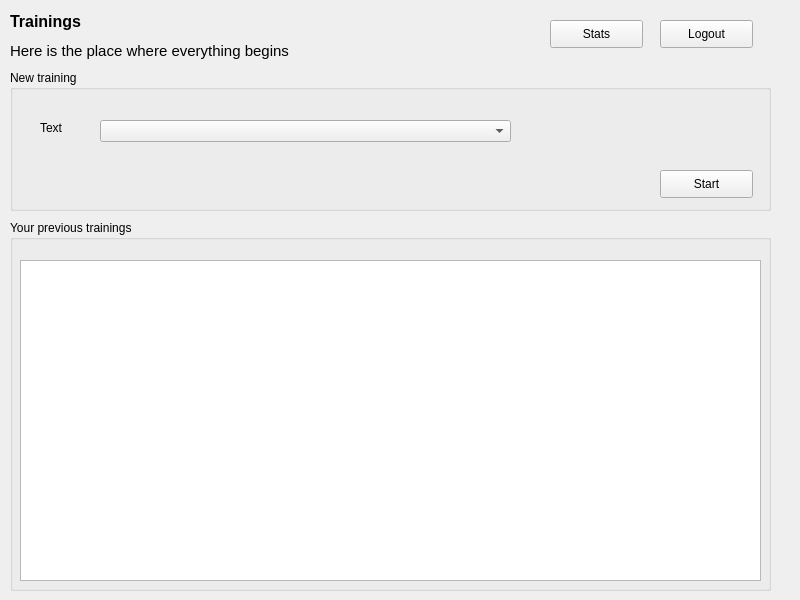
Before: the Qt Designer form UI/training.ui in jorgecasals/VoiceTrainingTool, drawn with Qt 5.
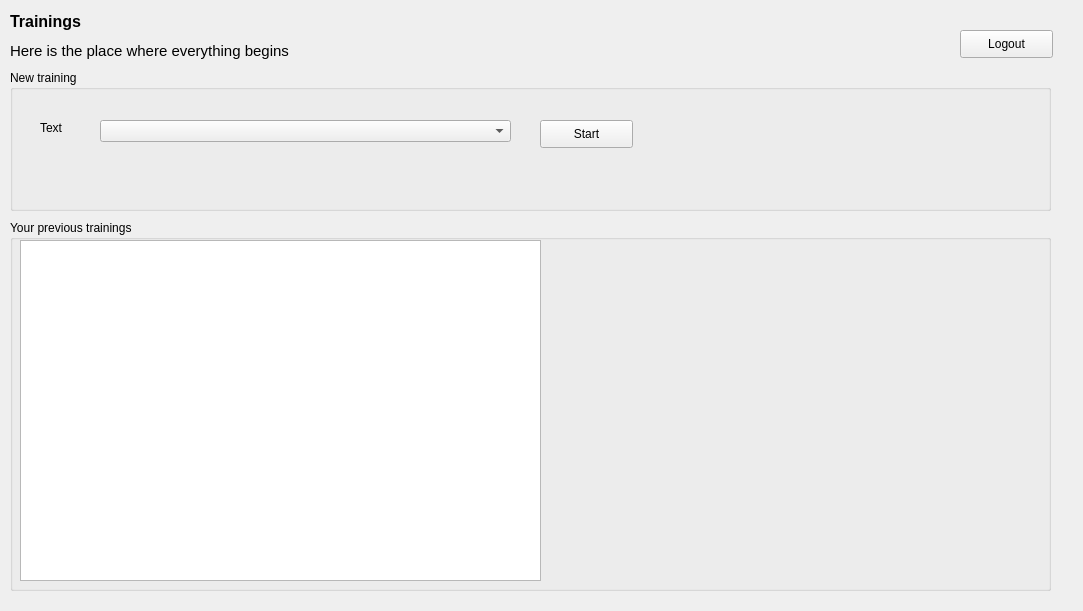
After: the same form once the commit is applied.

The edit to the form file:
```diff
--- a/UI/training.ui
+++ b/UI/training.ui
@@ -6,8 +6,8 @@
    <rect>
     <x>0</x>
     <y>0</y>
-    <width>800</width>
-    <height>600</height>
+    <width>1083</width>
+    <height>611</height>
    </rect>
   </property>
   <property name="windowTitle">
@@ -59,7 +59,7 @@
      <rect>
       <x>10</x>
       <y>70</y>
-      <width>761</width>
+      <width>1041</width>
       <height>141</height>
      </rect>
     </property>
@@ -69,8 +69,8 @@
     <widget class="QPushButton" name="training_btn_start">
      <property name="geometry">
       <rect>
-       <x>650</x>
-       <y>100</y>
+       <x>530</x>
+       <y>50</y>
        <width>93</width>
        <height>28</height>
       </rect>
@@ -114,29 +114,45 @@
      <rect>
       <x>10</x>
       <y>220</y>
-      <width>761</width>
+      <width>1041</width>
       <height>371</height>
      </rect>
     </property>
     <property name="title">
      <string>Your previous trainings</string>
     </property>
-    <widget class="QTableView" name="training_tbl_previous_trainings">
+    <widget class="QWidget" name="horizontalLayoutWidget">
      <property name="geometry">
       <rect>
        <x>10</x>
-       <y>40</y>
-       <width>741</width>
-       <height>321</height>
+       <y>20</y>
+       <width>521</width>
+       <height>341</height>
       </rect>
      </property>
+     <layout class="QHBoxLayout" name="trainings_layout">
+      <item>
+       <widget class="QTableView" name="training_tbl_previous_trainings"/>
+      </item>
+     </layout>
+    </widget>
+    <widget class="QWidget" name="verticalLayoutWidget">
+     <property name="geometry">
+      <rect>
+       <x>550</x>
+       <y>20</y>
+       <width>481</width>
+       <height>341</height>
+      </rect>
+     </property>
+     <layout class="QVBoxLayout" name="plot_layout"/>
     </widget>
    </widget>
    <widget class="QPushButton" name="training_btn_logout">
     <property name="geometry">
      <rect>
-      <x>660</x>
-      <y>20</y>
+      <x>960</x>
+      <y>30</y>
       <width>93</width>
       <height>28</height>
      </rect>
@@ -145,19 +161,6 @@
      <string>Logout</string>
     </property>
    </widget>
-   <widget class="QPushButton" name="training_btn_stats">
-    <property name="geometry">
-     <rect>
-      <x>550</x>
-      <y>20</y>
-      <width>93</width>
-      <height>28</height>
-     </rect>
-    </property>
-    <property name="text">
-     <string>Stats</string>
-    </property>
-   </widget>
   </widget>
  </widget>
  <resources/>
```
